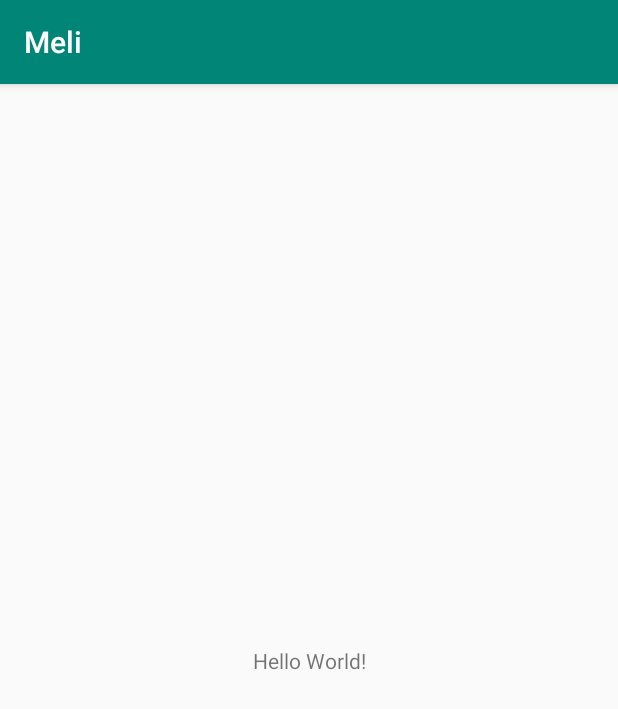
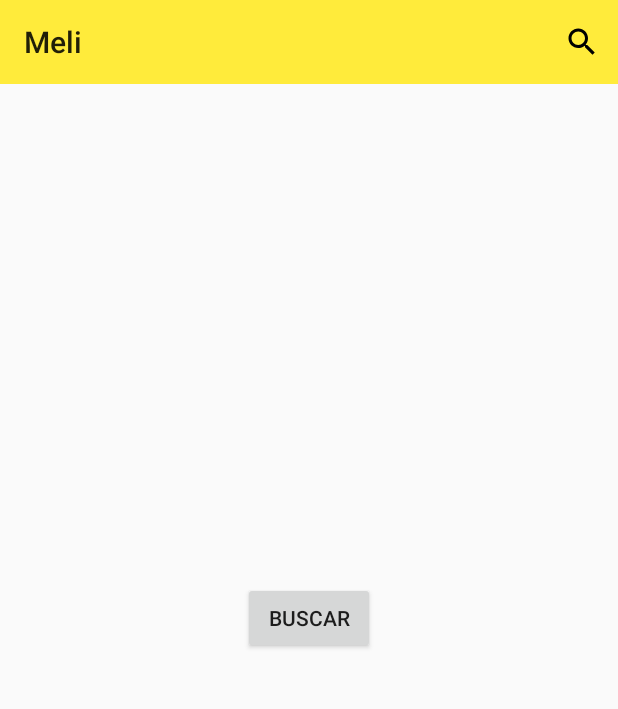
Before and after one commit to mmunozpatino/meli, an Android app: the screen it shows after launch (MainActivity), on a phone screen of 412 x 824 dp. Shown: the top 709 px of the screen. Run offline under Robolectric (Android 15) with nearby library versions, the phone set to English and light mode, and no system bars.

Commit message:
search bar added

```diff
--- a/app/src/main/AndroidManifest.xml
+++ b/app/src/main/AndroidManifest.xml
@@ -9,7 +9,7 @@
             android:roundIcon="@mipmap/ic_launcher_round"
             android:supportsRtl="true"
             android:theme="@style/AppTheme">
-        <activity android:name=".MainActivity">
+        <activity android:name=".ui.MainActivity">
             <intent-filter>
                 <action android:name="android.intent.action.MAIN"/>
 
--- /dev/null
+++ b/app/src/main/java/com/example/meli/ui/MainActivity.kt
@@ -0,0 +1,60 @@
+package com.example.meli.ui
+
+import android.app.SearchManager
+import android.content.Context
+import androidx.appcompat.app.AppCompatActivity
+import android.os.Bundle
+import android.util.Log
+import android.view.Menu
+import android.view.MenuItem
+import androidx.appcompat.widget.SearchView
+import com.example.meli.R
+import com.example.meli.ui.serach.SearchFragment
+import kotlinx.android.synthetic.main.activity_main.*
+
+class MainActivity : AppCompatActivity() {
+
+    lateinit var searchItem: MenuItem
+
+    override fun onCreate(savedInstanceState: Bundle?) {
+        super.onCreate(savedInstanceState)
+        setContentView(R.layout.activity_main)
+        setSupportActionBar(toolbar)
+
+    }
+
+    override fun onCreateOptionsMenu(menu: Menu?): Boolean {
+
+        val inflater = menuInflater
+        inflater.inflate(R.menu.main_menu, menu)
+
+        val manager = getSystemService(Context.SEARCH_SERVICE) as SearchManager
+        searchItem = menu?.findItem(R.id.search)!!
+
+        val searchView = searchItem.actionView as SearchView
+
+        searchView.setSearchableInfo(manager.getSearchableInfo(componentName))
+
+        searchView.setOnQueryTextListener(object: SearchView.OnQueryTextListener{
+            override fun onQueryTextSubmit(query: String?): Boolean {
+                Log.i("mechi", "on text submit")
+                searchItem.collapseActionView()
+                return true
+            }
+
+            override fun onQueryTextChange(newText: String?): Boolean {
+                Log.i("mechi", "on text change")
+                return false
+            }
+
+
+        })
+
+        return true
+    }
+
+
+    fun search(){
+        searchItem.expandActionView()
+    }
+}
--- /dev/null
+++ b/app/src/main/java/com/example/meli/ui/serach/SearchFragment.kt
@@ -0,0 +1,55 @@
+package com.example.meli.ui.serach
+
+import android.app.SearchManager
+import android.content.Context
+import android.opengl.Visibility
+import androidx.lifecycle.ViewModelProviders
+import android.os.Bundle
+import android.util.Log
+import android.view.*
+import androidx.fragment.app.Fragment
+import android.widget.Button
+import androidx.appcompat.widget.SearchView
+import androidx.core.content.ContextCompat.getSystemService
+
+import com.example.meli.R
+import com.example.meli.ui.MainActivity
+import kotlinx.android.synthetic.main.search_fragment.*
+
+class SearchFragment : Fragment(), View.OnClickListener {
+
+    lateinit var searchButton: Button
+
+    companion object {
+        fun newInstance() = SearchFragment()
+    }
+
+    private lateinit var viewModel: SearchViewModel
+
+    override fun onCreateView(
+        inflater: LayoutInflater, container: ViewGroup?,
+        savedInstanceState: Bundle?
+    ): View? {
+        val view = inflater.inflate(R.layout.search_fragment, container, false)
+        searchButton = view.findViewById(R.id.search_button)
+        searchButton.setOnClickListener(this)
+        return view
+    }
+
+    override fun onActivityCreated(savedInstanceState: Bundle?) {
+        super.onActivityCreated(savedInstanceState)
+        viewModel = ViewModelProviders.of(this).get(SearchViewModel::class.java)
+        // TODO: Use the ViewModel
+    }
+
+
+    override fun onClick(v: View?) {
+        when(v?.id){
+            R.id.search_button -> {
+                (activity as MainActivity).search()
+            }
+        }
+    }
+
+
+}
--- /dev/null
+++ b/app/src/main/java/com/example/meli/ui/serach/SearchViewModel.kt
@@ -0,0 +1,7 @@
+package com.example.meli.ui.serach
+
+import androidx.lifecycle.ViewModel;
+
+class SearchViewModel : ViewModel() {
+    // TODO: Implement the ViewModel
+}
--- /dev/null
+++ b/app/src/main/res/drawable/ic_search.xml
@@ -0,0 +1,9 @@
+<vector xmlns:android="http://schemas.android.com/apk/res/android"
+        android:width="24dp"
+        android:height="24dp"
+        android:viewportWidth="24.0"
+        android:viewportHeight="24.0">
+    <path
+        android:fillColor="#FF000000"
+        android:pathData="M15.5,14h-0.79l-0.28,-0.27C15.41,12.59 16,11.11 16,9.5 16,5.91 13.09,3 9.5,3S3,5.91 3,9.5 5.91,16 9.5,16c1.61,0 3.09,-0.59 4.23,-1.57l0.27,0.28v0.79l5,4.99L20.49,19l-4.99,-5zM9.5,14C7.01,14 5,11.99 5,9.5S7.01,5 9.5,5 14,7.01 14,9.5 11.99,14 9.5,14z"/>
+</vector>
--- a/app/src/main/res/layout/activity_main.xml
+++ b/app/src/main/res/layout/activity_main.xml
@@ -1,19 +1,26 @@
 <?xml version="1.0" encoding="utf-8"?>
-<androidx.constraintlayout.widget.ConstraintLayout
+<RelativeLayout
         xmlns:android="http://schemas.android.com/apk/res/android"
         xmlns:tools="http://schemas.android.com/tools"
         xmlns:app="http://schemas.android.com/apk/res-auto"
         android:layout_width="match_parent"
         android:layout_height="match_parent"
-        tools:context=".MainActivity">
+        tools:context=".ui.MainActivity">
 
-    <TextView
-            android:layout_width="wrap_content"
-            android:layout_height="wrap_content"
-            android:text="Hello World!"
-            app:layout_constraintBottom_toBottomOf="parent"
-            app:layout_constraintLeft_toLeftOf="parent"
-            app:layout_constraintRight_toRightOf="parent"
-            app:layout_constraintTop_toTopOf="parent"/>
+        <androidx.appcompat.widget.Toolbar
+                android:id="@+id/toolbar"
+                android:layout_width="match_parent"
+                android:layout_height="wrap_content"
+                android:background="@color/colorPrimary"
+        >
+        </androidx.appcompat.widget.Toolbar>
 
-</androidx.constraintlayout.widget.ConstraintLayout>
+        <fragment
+                android:id="@+id/nav_host_fragment"
+                android:layout_width="match_parent"
+                android:layout_height="match_parent"
+                android:name="androidx.navigation.fragment.NavHostFragment"
+                app:navGraph="@navigation/mobile_navigation"
+                app:defaultNavHost="true" />
+
+</RelativeLayout>
--- /dev/null
+++ b/app/src/main/res/layout/search_fragment.xml
@@ -0,0 +1,17 @@
+<?xml version="1.0" encoding="utf-8"?>
+<RelativeLayout
+        xmlns:android="http://schemas.android.com/apk/res/android"
+        xmlns:tools="http://schemas.android.com/tools"
+        android:layout_width="match_parent"
+        android:layout_height="match_parent"
+        tools:context=".ui.serach.SearchFragment">
+
+        <Button
+                android:id="@+id/search_button"
+                android:layout_width="wrap_content"
+                android:layout_height="wrap_content"
+                android:text="Buscar"
+                android:layout_centerInParent="true"
+        />
+
+</RelativeLayout>
--- /dev/null
+++ b/app/src/main/res/menu/main_menu.xml
@@ -0,0 +1,10 @@
+<?xml version="1.0" encoding="utf-8"?>
+<menu xmlns:android="http://schemas.android.com/apk/res/android" xmlns:app="http://schemas.android.com/apk/res-auto">
+    <item
+        android:title="@string/Search"
+        android:id="@+id/search"
+        android:icon="@drawable/ic_search"
+        app:showAsAction="ifRoom|collapseActionView"
+        app:actionViewClass="androidx.appcompat.widget.SearchView"
+        />
+</menu>
--- /dev/null
+++ b/app/src/main/res/navigation/mobile_navigation.xml
@@ -0,0 +1,9 @@
+<?xml version="1.0" encoding="utf-8"?>
+<navigation xmlns:android="http://schemas.android.com/apk/res/android"
+            xmlns:app="http://schemas.android.com/apk/res-auto"
+            xmlns:tools="http://schemas.android.com/tools" android:id="@+id/mobile_navigation"
+            app:startDestination="@id/searchFragment">
+
+    <fragment android:id="@+id/searchFragment" android:name="com.example.meli.ui.serach.SearchFragment"
+              android:label="search_fragment" tools:layout="@layout/search_fragment"/>
+</navigation>
--- a/app/src/main/res/values/colors.xml
+++ b/app/src/main/res/values/colors.xml
@@ -1,6 +1,6 @@
 <?xml version="1.0" encoding="utf-8"?>
 <resources>
-    <color name="colorPrimary">#008577</color>
-    <color name="colorPrimaryDark">#00574B</color>
-    <color name="colorAccent">#D81B60</color>
+    <color name="colorPrimary">#ffeb3b</color>
+    <color name="colorPrimaryDark">#DCCB33</color>
+    <color name="colorAccent">#ffff72</color>
 </resources>
--- a/app/src/main/res/values/strings.xml
+++ b/app/src/main/res/values/strings.xml
@@ -1,3 +1,4 @@
 <resources>
     <string name="app_name">Meli</string>
+    <string name="Search">Buscar</string>
 </resources>
--- a/app/src/main/res/values/styles.xml
+++ b/app/src/main/res/values/styles.xml
@@ -6,6 +6,12 @@
         <item name="colorPrimary">@color/colorPrimary</item>
         <item name="colorPrimaryDark">@color/colorPrimaryDark</item>
         <item name="colorAccent">@color/colorAccent</item>
+
+        <!--Removing actionbar-->
+        <item name="windowActionBar">false</item>
+        <item name="windowNoTitle">true</item>
     </style>
 
+
+
 </resources>
--- a/build.gradle
+++ b/build.gradle
@@ -2,6 +2,11 @@
 
 buildscript {
     ext.kotlin_version = '1.3.20'
+    ext.navigation_version = '1.0.0-alpha06'
+    ext.kodein_version = '5.2.0'
+    ext.lifecycle_version = '2.0.0'
+    ext.retrofit_version = '2.4.0'
+
     repositories {
         google()
         jcenter()
@@ -10,6 +15,7 @@ buildscript {
     dependencies {
         classpath 'com.android.tools.build:gradle:3.3.1'
         classpath "org.jetbrains.kotlin:kotlin-gradle-plugin:$kotlin_version"
+        classpath "android.arch.navigation:navigation-safe-args-gradle-plugin:1.0.0"
         // NOTE: Do not place your application dependencies here; they belong
         // in the individual module build.gradle files
     }
```
Also changed, not shown: app/build.gradle (+51 -1 lines), app/src/main/java/com/example/meli/MainActivity.kt (deleted, +0 -12 lines).
